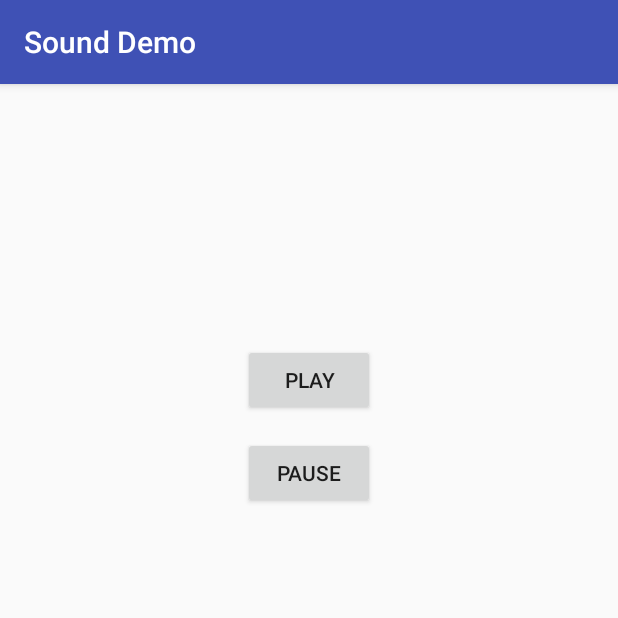
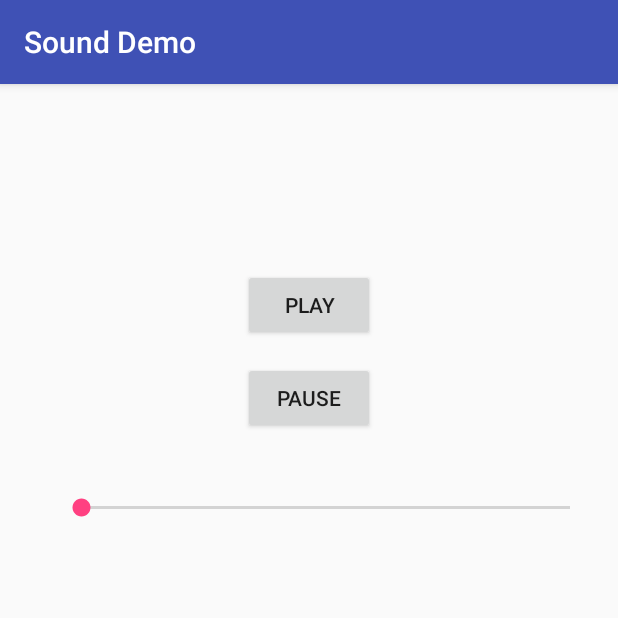
Before and after one commit to 4everstudent/SoundDemo, an Android app: the screen it shows after launch (MainActivity), on a phone screen of 412 x 824 dp, the top half of it. Run offline under Robolectric (Android 15) with nearby library versions, the phone set to English and light mode, and no system bars.

Commit message:
Add SeekBar.

```diff
--- a/app/src/main/java/a4everstudent/sounddemo/MainActivity.java
+++ b/app/src/main/java/a4everstudent/sounddemo/MainActivity.java
@@ -1,13 +1,18 @@
 package a4everstudent.sounddemo;
 
+import android.media.AudioManager;
 import android.media.MediaPlayer;
 import android.os.Bundle;
 import android.support.v7.app.AppCompatActivity;
+import android.util.Log;
 import android.view.View;
+import android.widget.SeekBar;
 
 public class MainActivity extends AppCompatActivity {
 
     MediaPlayer mplayer;
+
+
 
     public void playAudio(View view){
 
@@ -20,6 +25,8 @@ public class MainActivity extends AppCompatActivity {
         mplayer.pause();
 
     }
+
+
     @Override
     protected void onCreate(Bundle savedInstanceState) {
         super.onCreate(savedInstanceState);
@@ -27,7 +34,23 @@ public class MainActivity extends AppCompatActivity {
 
         mplayer = MediaPlayer.create(this, R.raw.looperman_slapjohnson);
 
+        SeekBar volumeControl = (SeekBar) findViewById(R.id.seekBar);
+        volumeControl.setOnSeekBarChangeListener(new SeekBar.OnSeekBarChangeListener() {
+            @Override
+            public void onProgressChanged(SeekBar seekBar, int progress, boolean fromUser) {
+                Log.i("SeekBar value", Integer.toString(progress));
+            }
 
+            @Override
+            public void onStartTrackingTouch(SeekBar seekBar) {
+
+            }
+
+            @Override
+            public void onStopTrackingTouch(SeekBar seekBar) {
+
+            }
+        });
 
     }
 }
--- a/app/src/main/res/layout/activity_main.xml
+++ b/app/src/main/res/layout/activity_main.xml
@@ -21,13 +21,26 @@
         android:layout_alignStart="@+id/playButton"
         android:onClick="pauseAudio" />
 
+    <SeekBar
+        android:layout_width="wrap_content"
+        android:layout_height="wrap_content"
+        android:layout_below="@+id/pauseButton"
+        android:layout_alignParentLeft="true"
+        android:layout_alignParentStart="true"
+        android:layout_marginLeft="22dp"
+        android:layout_marginStart="22dp"
+        android:layout_marginTop="40dp"
+        android:id="@+id/seekBar"
+        android:layout_alignParentRight="true"
+        android:layout_alignParentEnd="true" />
+
     <Button
         android:text="PLAY"
         android:layout_width="wrap_content"
         android:layout_height="wrap_content"
         android:id="@+id/playButton"
         android:onClick="playAudio"
+        android:layout_marginTop="107dp"
         android:layout_alignParentTop="true"
-        android:layout_centerHorizontal="true"
-        android:layout_marginTop="157dp" />
+        android:layout_centerHorizontal="true" />
 </RelativeLayout>
```
